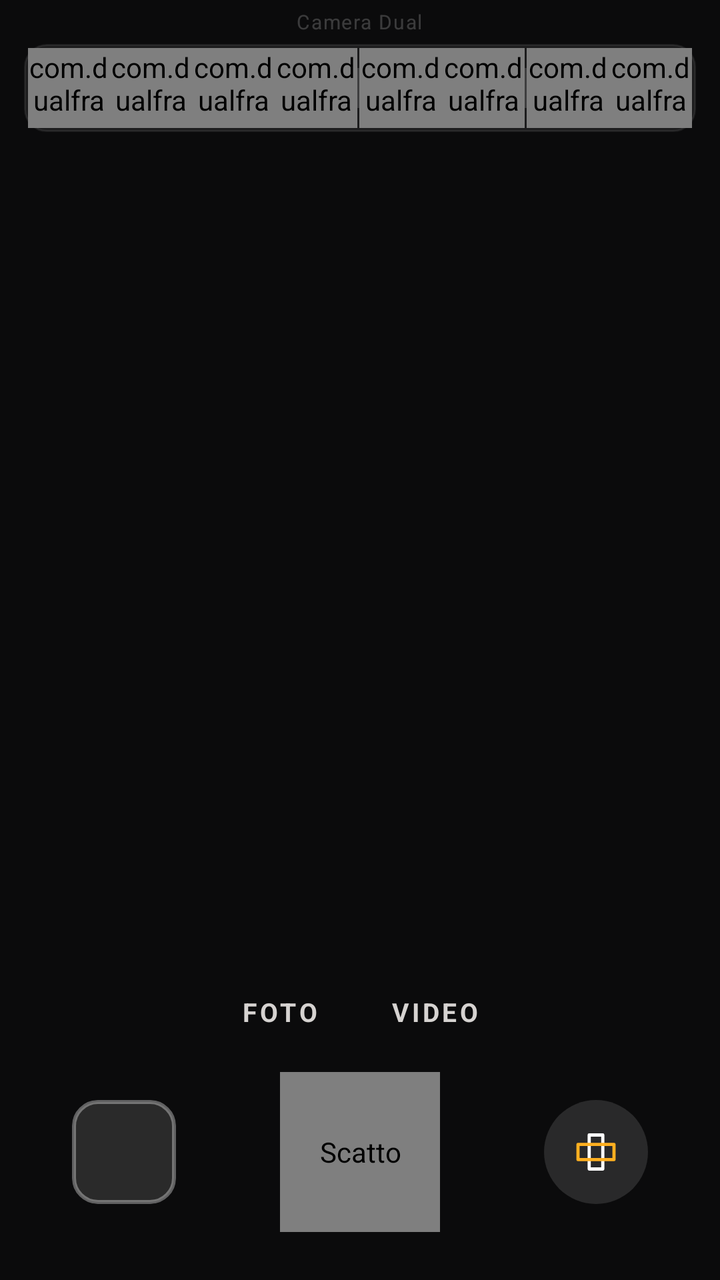
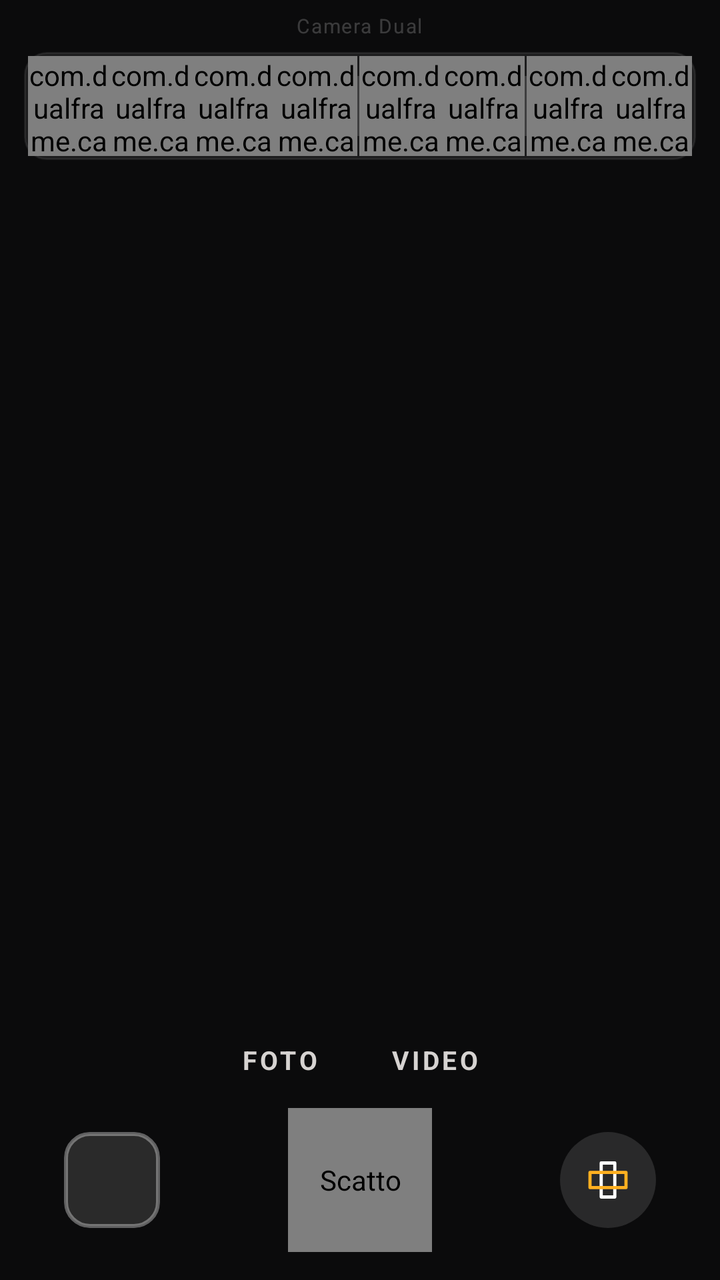

Compare the two renders of this Android layout. The source of the first and the diff that turns it into the second are given below.
<!-- AndroidManifest.xml: application theme Theme.DualFrame -->
<!-- res/layout/activity_main.xml -->
<?xml version="1.0" encoding="utf-8"?>
<FrameLayout xmlns:android="http://schemas.android.com/apk/res/android"
    android:id="@+id/root"
    android:layout_width="match_parent"
    android:layout_height="match_parent"
    android:background="@color/bg">

    
    <com.dualframe.cam.AspectFrameLayout
        android:id="@+id/viewfinder"
        android:layout_width="match_parent"
        android:layout_height="wrap_content"
        android:layout_gravity="top"
        android:background="#FF1B2633">

        <androidx.camera.view.PreviewView
            android:id="@+id/previewView"
            android:layout_width="match_parent"
            android:layout_height="match_parent"
            android:importantForAccessibility="no" />

        <com.dualframe.cam.FrameOverlayView
            android:id="@+id/overlay"
            android:layout_width="match_parent"
            android:layout_height="match_parent" />

        <View
            android:id="@+id/flashView"
            android:layout_width="match_parent"
            android:layout_height="match_parent"
            android:alpha="0"
            android:background="#FFFFFFFF"
            android:importantForAccessibility="no" />

        <TextView
            android:id="@+id/statusChip"
            android:layout_width="wrap_content"
            android:layout_height="wrap_content"
            android:layout_gravity="top|center_horizontal"
            android:layout_marginStart="12dp"
            android:layout_marginTop="8dp"
            android:layout_marginEnd="12dp"
            android:background="@drawable/bg_pill_overlay"
            android:gravity="center"
            android:maxLines="2"
            android:minHeight="26dp"
            android:paddingStart="12dp"
            android:paddingTop="3dp"
            android:paddingEnd="12dp"
            android:paddingBottom="3dp"
            android:textColor="#FFFFFFFF"
            android:textSize="11sp"
            android:textStyle="bold" />
    </com.dualframe.cam.AspectFrameLayout>

    
    <LinearLayout
        android:id="@+id/topBar"
        android:layout_width="match_parent"
        android:layout_height="wrap_content"
        android:layout_gravity="top"
        android:background="@color/bg"
        android:orientation="vertical"
        android:paddingStart="12dp"
        android:paddingEnd="12dp"
        android:paddingBottom="6dp">

        
        <TextView
            android:id="@+id/appVersion"
            android:layout_width="wrap_content"
            android:layout_height="22dp"
            android:layout_gravity="center_horizontal"
            android:gravity="center"
            android:paddingStart="12dp"
            android:paddingEnd="12dp"
            android:letterSpacing="0.06"
            android:text="Camera Dual"
            android:textColor="#33FFFFFF"
            android:textSize="10sp" />

        
        <LinearLayout
            android:id="@+id/settingsBar"
            android:layout_width="match_parent"
            android:layout_height="44dp"
            android:background="@drawable/bg_settings_bar"
            android:orientation="horizontal"
            android:padding="2dp">

            <com.dualframe.cam.SettingCell android:id="@+id/chipLens" style="@style/Cell" />
            <com.dualframe.cam.SettingCell android:id="@+id/chipRes" style="@style/Cell" />
            <com.dualframe.cam.SettingCell android:id="@+id/chipFps" style="@style/Cell" />
            <com.dualframe.cam.SettingCell android:id="@+id/chipCodec" style="@style/Cell" />
            <View style="@style/CellDivider" />
            <com.dualframe.cam.SettingCell android:id="@+id/chipFocus" style="@style/Cell" />
            <com.dualframe.cam.SettingCell android:id="@+id/chipAperture" style="@style/Cell" />
            <View style="@style/CellDivider" />
            <com.dualframe.cam.SettingCell android:id="@+id/btnFlash" style="@style/Cell" />
            <com.dualframe.cam.SettingCell android:id="@+id/btnGrid" style="@style/Cell" />
        </LinearLayout>
    </LinearLayout>

    
    <LinearLayout
        android:id="@+id/menuPanel"
        android:layout_width="match_parent"
        android:layout_height="wrap_content"
        android:layout_gravity="top"
        android:layout_marginStart="12dp"
        android:layout_marginEnd="12dp"
        android:background="@drawable/bg_panel"
        android:orientation="vertical"
        android:padding="12dp"
        android:visibility="gone">

        <TextView
            android:id="@+id/menuTitle"
            android:layout_width="wrap_content"
            android:layout_height="wrap_content"
            android:letterSpacing="0.06"
            android:textAllCaps="true"
            android:textColor="@color/muted"
            android:textSize="12sp"
            android:textStyle="bold" />

        <LinearLayout
            android:id="@+id/menuOptions"
            android:layout_width="match_parent"
            android:layout_height="52dp"
            android:layout_marginTop="10dp"
            android:orientation="horizontal" />

        <LinearLayout
            android:id="@+id/menuSeekRow"
            android:layout_width="match_parent"
            android:layout_height="48dp"
            android:layout_marginTop="8dp"
            android:gravity="center_vertical"
            android:orientation="horizontal"
            android:visibility="gone">

            <TextView
                android:layout_width="wrap_content"
                android:layout_height="wrap_content"
                android:text="Macro"
                android:textColor="@color/text"
                android:textSize="12sp" />

            <SeekBar
                android:id="@+id/focusSeek"
                android:layout_width="0dp"
                android:layout_height="wrap_content"
                android:layout_weight="1"
                android:max="1000"
                android:progressTint="@color/accent"
                android:thumbTint="@color/accent" />

            <TextView
                android:layout_width="wrap_content"
                android:layout_height="wrap_content"
                android:text="∞"
                android:textColor="@color/text"
                android:textSize="18sp" />
        </LinearLayout>

        <TextView
            android:id="@+id/menuNote"
            android:layout_width="wrap_content"
            android:layout_height="wrap_content"
            android:layout_marginTop="8dp"
            android:textColor="@color/muted"
            android:textSize="12sp"
            android:visibility="gone" />
    </LinearLayout>

    <TextView
        android:id="@+id/toast"
        android:layout_width="wrap_content"
        android:layout_height="34dp"
        android:layout_gravity="top|center_horizontal"
        android:background="@drawable/bg_pill_dark"
        android:gravity="center"
        android:paddingStart="14dp"
        android:paddingEnd="14dp"
        android:textColor="@color/text"
        android:textSize="13sp"
        android:textStyle="bold"
        android:visibility="gone" />

    
    <LinearLayout
        android:id="@+id/bottomBar"
        android:layout_width="match_parent"
        android:layout_height="wrap_content"
        android:layout_gravity="bottom"
        android:gravity="center_horizontal"
        android:orientation="vertical"
        android:paddingBottom="16dp">

        <TextView
            android:id="@+id/processing"
            android:layout_width="wrap_content"
            android:layout_height="28dp"
            android:layout_marginBottom="4dp"
            android:background="@drawable/bg_pill_dark"
            android:gravity="center"
            android:paddingStart="12dp"
            android:paddingEnd="12dp"
            android:textColor="@color/accent"
            android:textSize="12sp"
            android:textStyle="bold"
            android:visibility="gone" />

        <LinearLayout
            android:id="@+id/modeRow"
            android:layout_width="wrap_content"
            android:layout_height="wrap_content"
            android:orientation="horizontal">

            <TextView
                android:id="@+id/modePhoto"
                style="@style/ModeLabel"
                android:text="@string/mode_photo" />

            <TextView
                android:id="@+id/modeVideo"
                style="@style/ModeLabel"
                android:layout_marginStart="20dp"
                android:text="@string/mode_video" />
        </LinearLayout>

        <FrameLayout
            android:layout_width="match_parent"
            android:layout_height="96dp"
            android:paddingStart="36dp"
            android:paddingEnd="36dp">

            <ImageView
                android:id="@+id/gallery"
                android:layout_width="52dp"
                android:layout_height="52dp"
                android:layout_gravity="start|center_vertical"
                android:background="@drawable/bg_thumb"
                android:clipToOutline="true"
                android:contentDescription="@string/cd_gallery"
                android:padding="2dp"
                android:scaleType="centerCrop" />

            <com.dualframe.cam.ShutterButton
                android:id="@+id/shutter"
                android:layout_width="80dp"
                android:layout_height="80dp"
                android:layout_gravity="center"
                android:contentDescription="@string/cd_shutter" />

            <ImageButton
                android:id="@+id/btnRecenter"
                android:layout_width="52dp"
                android:layout_height="52dp"
                android:layout_gravity="end|center_vertical"
                android:background="@drawable/bg_circle"
                android:contentDescription="@string/cd_recenter"
                android:src="@drawable/ic_recenter" />

            <ImageButton
                android:id="@+id/btnSnap"
                android:layout_width="60dp"
                android:layout_height="60dp"
                android:layout_gravity="start|center_vertical"
                android:background="@drawable/bg_circle_white"
                android:contentDescription="@string/cd_snap"
                android:src="@drawable/ic_camera"
                android:visibility="gone" />
        </FrameLayout>
    </LinearLayout>

    
    <LinearLayout
        android:id="@+id/permissionView"
        android:layout_width="match_parent"
        android:layout_height="match_parent"
        android:background="@color/bg"
        android:gravity="center"
        android:orientation="vertical"
        android:padding="32dp"
        android:visibility="gone">

        <TextView
            android:layout_width="wrap_content"
            android:layout_height="wrap_content"
            android:gravity="center"
            android:text="@string/permission_text"
            android:textColor="@color/text"
            android:textSize="16sp" />

        <Button
            android:id="@+id/btnPermission"
            android:layout_width="wrap_content"
            android:layout_height="wrap_content"
            android:layout_marginTop="20dp"
            android:backgroundTint="@color/accent"
            android:text="@string/permission_button"
            android:textColor="@color/ink" />
    </LinearLayout>
</FrameLayout>
<!-- resources referenced by this layout -->
<resources>
  <color name="accent">#FFFFB020</color>
  <color name="bg">#FF0B0B0C</color>
  <color name="ink">#FF1A1200</color>
  <color name="muted">#FFA8A29E</color>
  <color name="text">#FFF5F5F4</color>
  <!-- drawable bg_circle (drawable) -->
  <?xml version="1.0" encoding="utf-8"?>
  <shape xmlns:android="http://schemas.android.com/apk/res/android" android:shape="oval">
  <solid android:color="#1FFFFFFF"/>
  </shape>
  <!-- drawable bg_circle_white (drawable) -->
  <?xml version="1.0" encoding="utf-8"?>
  <shape xmlns:android="http://schemas.android.com/apk/res/android" android:shape="oval">
  <solid android:color="#FFFFFFFF"/>
  </shape>
  <!-- drawable bg_panel (drawable) -->
  <?xml version="1.0" encoding="utf-8"?>
  <shape xmlns:android="http://schemas.android.com/apk/res/android" android:shape="rectangle">
  <corners android:radius="16dp"/><solid android:color="#F5121212"/><stroke android:width="1dp" android:color="#24FFFFFF"/>
  </shape>
  <!-- drawable bg_pill_dark (drawable) -->
  <?xml version="1.0" encoding="utf-8"?>
  <shape xmlns:android="http://schemas.android.com/apk/res/android" android:shape="rectangle">
  <corners android:radius="17dp"/><solid android:color="#E0141414"/><stroke android:width="1dp" android:color="#24FFFFFF"/>
  </shape>
  <!-- drawable bg_pill_overlay (drawable) -->
  <?xml version="1.0" encoding="utf-8"?>
  <shape xmlns:android="http://schemas.android.com/apk/res/android" android:shape="rectangle">
  <corners android:radius="13dp"/><solid android:color="#8C000000"/>
  </shape>
  <!-- drawable bg_settings_bar (drawable) -->
  <?xml version="1.0" encoding="utf-8"?>
  <shape xmlns:android="http://schemas.android.com/apk/res/android" android:shape="rectangle">
  <corners android:radius="11dp"/><solid android:color="#12FFFFFF"/><stroke android:width="1dp" android:color="#14FFFFFF"/>
  </shape>
  <!-- drawable bg_thumb (drawable) -->
  <?xml version="1.0" encoding="utf-8"?>
  <shape xmlns:android="http://schemas.android.com/apk/res/android" android:shape="rectangle">
  <corners android:radius="12dp"/><solid android:color="#FF2A2A2A"/><stroke android:width="2dp" android:color="#59FFFFFF"/>
  </shape>
  <string name="cd_gallery">Galleria</string>
  <string name="cd_recenter">Ricentra il riquadro</string>
  <string name="cd_shutter">Scatto</string>
  <string name="cd_snap">Scatta foto durante il video</string>
  <string name="mode_photo">FOTO</string>
  <string name="mode_video">VIDEO</string>
  <string name="permission_button">Consenti accesso</string>
  <string name="permission_text">Per riprendere servono la fotocamera e il microfono.</string>
  <style name="Cell">
          <item name="android:layout_width">0dp</item>
          <item name="android:layout_height">match_parent</item>
          <item name="android:layout_weight">1</item>
      </style>
  <style name="CellDivider">
          <item name="android:layout_width">1dp</item>
          <item name="android:layout_height">match_parent</item>
          <item name="android:layout_marginTop">10dp</item>
          <item name="android:layout_marginBottom">10dp</item>
          <item name="android:background">#26FFFFFF</item>
      </style>
  <style name="ModeLabel">
          <item name="android:layout_width">wrap_content</item>
          <item name="android:layout_height">44dp</item>
          <item name="android:gravity">center</item>
          <item name="android:paddingStart">8dp</item>
          <item name="android:paddingEnd">8dp</item>
          <item name="android:textSize">13sp</item>
          <item name="android:textStyle">bold</item>
          <item name="android:letterSpacing">0.12</item>
          <item name="android:textColor">#FFD6D3D1</item>
      </style>
  <!-- unchanged entries left out for length: 3 -->
</resources>

<!-- the commit's change to res/layout/activity_main.xml (unified diff, before → after) -->
@@ -69,7 +69,7 @@
         <TextView
             android:id="@+id/appVersion"
             android:layout_width="wrap_content"
-            android:layout_height="22dp"
+            android:layout_height="26dp"
             android:layout_gravity="center_horizontal"
             android:gravity="center"
             android:paddingStart="12dp"
@@ -83,7 +83,7 @@
         <LinearLayout
             android:id="@+id/settingsBar"
             android:layout_width="match_parent"
-            android:layout_height="44dp"
+            android:layout_height="54dp"
             android:background="@drawable/bg_settings_bar"
             android:orientation="horizontal"
             android:padding="2dp">
@@ -196,7 +196,7 @@
         android:layout_gravity="bottom"
         android:gravity="center_horizontal"
         android:orientation="vertical"
-        android:paddingBottom="16dp">
+        android:paddingBottom="8dp">
 
         <TextView
             android:id="@+id/processing"
@@ -232,14 +232,14 @@
 
         <FrameLayout
             android:layout_width="match_parent"
-            android:layout_height="96dp"
-            android:paddingStart="36dp"
-            android:paddingEnd="36dp">
+            android:layout_height="84dp"
+            android:paddingStart="32dp"
+            android:paddingEnd="32dp">
 
             <ImageView
                 android:id="@+id/gallery"
-                android:layout_width="52dp"
-                android:layout_height="52dp"
+                android:layout_width="48dp"
+                android:layout_height="48dp"
                 android:layout_gravity="start|center_vertical"
                 android:background="@drawable/bg_thumb"
                 android:clipToOutline="true"
@@ -249,15 +249,15 @@
 
             <com.dualframe.cam.ShutterButton
                 android:id="@+id/shutter"
-                android:layout_width="80dp"
-                android:layout_height="80dp"
+                android:layout_width="72dp"
+                android:layout_height="72dp"
                 android:layout_gravity="center"
                 android:contentDescription="@string/cd_shutter" />
 
             <ImageButton
                 android:id="@+id/btnRecenter"
-                android:layout_width="52dp"
-                android:layout_height="52dp"
+                android:layout_width="48dp"
+                android:layout_height="48dp"
                 android:layout_gravity="end|center_vertical"
                 android:background="@drawable/bg_circle"
                 android:contentDescription="@string/cd_recenter"
@@ -265,8 +265,8 @@
 
             <ImageButton
                 android:id="@+id/btnSnap"
-                android:layout_width="60dp"
-                android:layout_height="60dp"
+                android:layout_width="56dp"
+                android:layout_height="56dp"
                 android:layout_gravity="start|center_vertical"
                 android:background="@drawable/bg_circle_white"
                 android:contentDescription="@string/cd_snap"
<!-- resource entries referenced after the edit -->
@@ -62,13 +62,14 @@
       </style>
   <style name="ModeLabel">
           <item name="android:layout_width">wrap_content</item>
-          <item name="android:layout_height">44dp</item>
+          <item name="android:layout_height">36dp</item>
           <item name="android:gravity">center</item>
           <item name="android:paddingStart">8dp</item>
           <item name="android:paddingEnd">8dp</item>
           <item name="android:textSize">13sp</item>
           <item name="android:textStyle">bold</item>
           <item name="android:letterSpacing">0.12</item>
+          <item name="android:textSize">12.5sp</item>
           <item name="android:textColor">#FFD6D3D1</item>
       </style>
   <!-- unchanged entries left out for length: 3 -->
